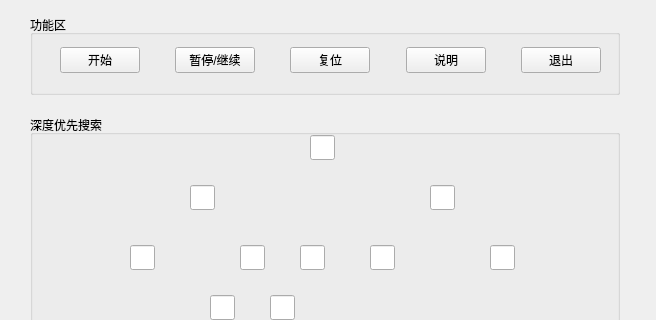
Before: the Qt Designer form dfs_graph.ui in Billxkk/-, drawn with Qt 5; both pictures show x 0 to 656 and y 0 to 320 of the 656 by 740 pixel window.
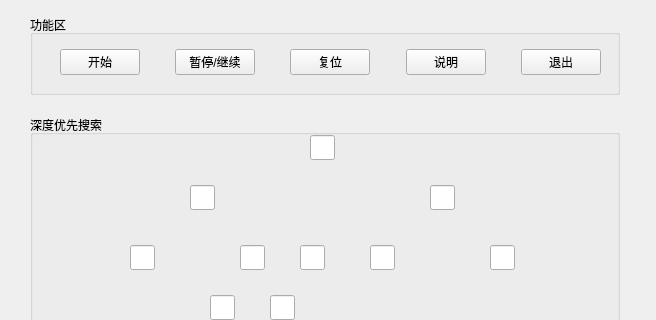
After: the same form once the commit is applied.

The edit to the form file:
```diff
--- a/dfs_graph.ui
+++ b/dfs_graph.ui
@@ -23,6 +23,9 @@
       <height>80</height>
      </rect>
     </property>
+    <property name="styleSheet">
+     <string notr="true">font: 14pt &quot;微软雅黑&quot;;</string>
+    </property>
     <property name="title">
      <string>功能区</string>
     </property>
@@ -32,7 +35,7 @@
        <x>30</x>
        <y>30</y>
        <width>541</width>
-       <height>30</height>
+       <height>35</height>
       </rect>
      </property>
      <layout class="QHBoxLayout" name="horizontalLayout">
```
Left out of the diff: 61 changed lines with no effect on the pictures.
